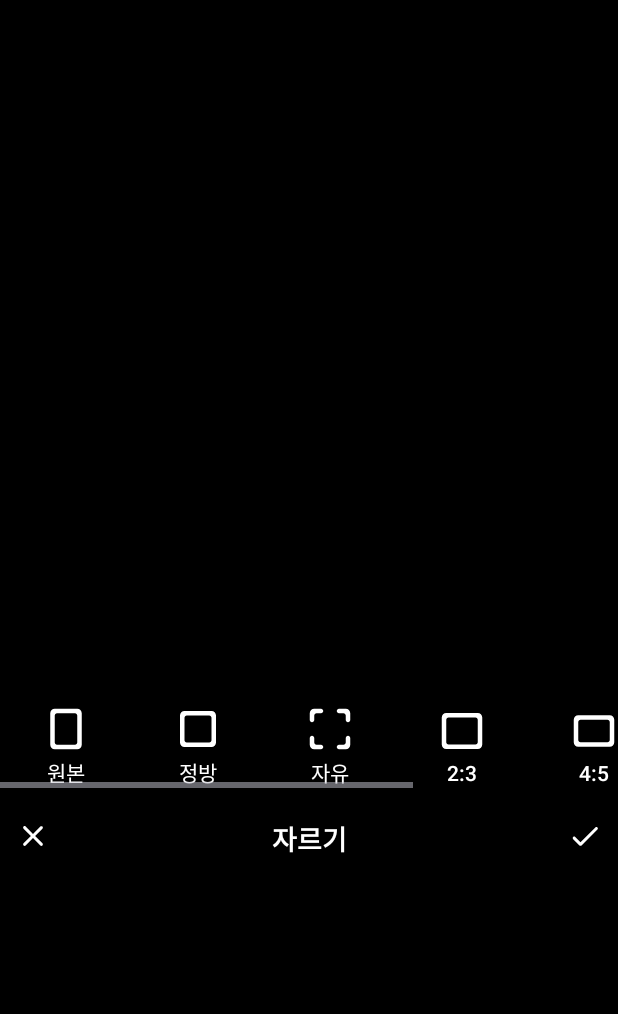
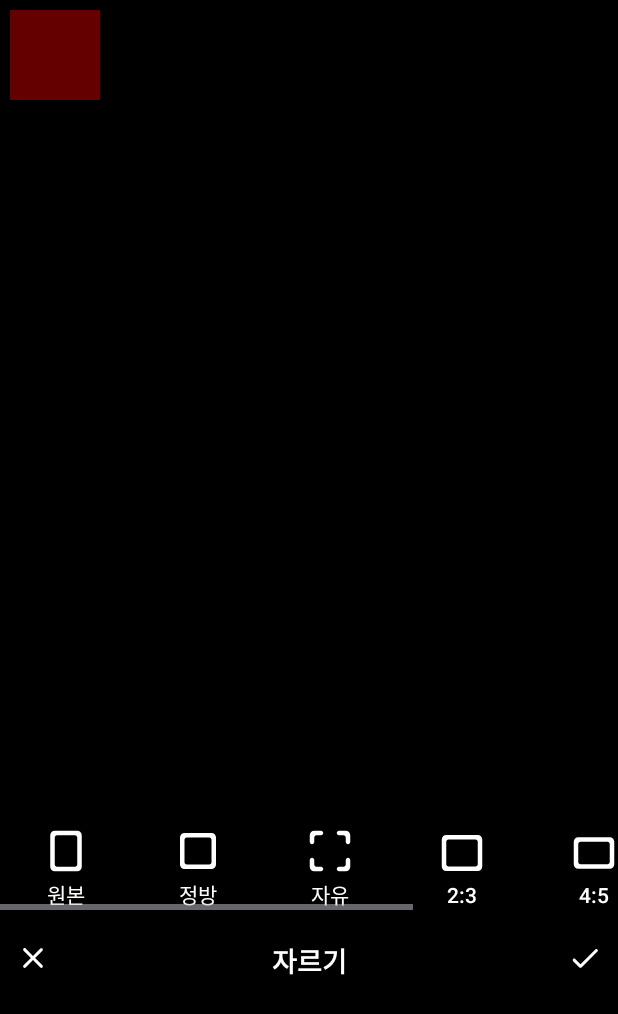
Before and after one commit to ilsoo1221/SwitchCamera, an Android app: the SC_ImageEditActivity screen opened directly, with no data from a screen before it, after a tap on "자르기", on a phone screen of 412 x 824 dp. Shown: the top 1014 px of the screen. Run offline under Robolectric (Android 15) with nearby library versions, the phone set to English and light mode, and no system bars; 2 statements that could not run were skipped.

Commit message:
2020.12.3

```diff
--- a/app/src/main/java/com/example/switchcamera/SCActivity/SC_ButtonFunction.java
+++ b/app/src/main/java/com/example/switchcamera/SCActivity/SC_ButtonFunction.java
@@ -1,6 +1,11 @@
 package com.example.switchcamera.SCActivity;
 
 import android.content.Context;
+import android.graphics.Bitmap;
+import android.graphics.Canvas;
+import android.graphics.Color;
+import android.graphics.Paint;
+import android.graphics.drawable.BitmapDrawable;
 import android.os.Bundle;
 import android.os.PersistableBundle;
 import android.view.Gravity;
@@ -10,9 +15,11 @@ import android.view.ViewGroup;
 import android.widget.Button;
 import android.widget.FrameLayout;
 import android.widget.ImageButton;
+import android.widget.ImageView;
 import android.widget.LinearLayout;
 
 import com.example.switchcamera.R;
+import com.example.switchcamera.SCActivity.SCcropFunction.SC_ROI;
 
 import androidx.annotation.Nullable;
 import androidx.appcompat.app.AppCompatActivity;
@@ -22,25 +29,88 @@ public class SC_ButtonFunction {
     private                 FrameLayout                 buttonGroup;
     private                 Button                      targetButton;
     private                 Context                     mContext;
+    private                 LayoutInflater              inflater;
+    private                 ImageView                   mImageView;
 
-    public SC_ButtonFunction(FrameLayout buttonGroup, Context mContext){
+    private                 Bitmap                      mBitmap;
+
+
+    public SC_ButtonFunction(FrameLayout buttonGroup, Context mContext, ImageView mImageView){
         this.buttonGroup = buttonGroup;
         this.mContext = mContext;
+        this.mImageView = mImageView;
+
+        inflater = (LayoutInflater) mContext.getSystemService(Context.LAYOUT_INFLATER_SERVICE);
     }
 
     public void changeButtonTarget(Button changedButton){
         this.targetButton = changedButton;
     }
+    public void setmBitmap(Bitmap bitmap){ this.mBitmap = bitmap; }
 
 
-    // 버튼 기능 구현
     public void cropButtonClick() {
+
+        View v = inflater.inflate(R.layout.sc_edit_crop, null);
+        commonButtonClick(v);
+
+        SC_ROI test = new SC_ROI(mContext, mImageView);
+
+
+
+    }
+
+
+    public void rotateButtonClick(){
+
+        View v = inflater.inflate(R.layout.sc_edit_rotate, null);
+        commonButtonClick(v);
+    }
+
+    public void filterButtonClick(){
+
+        View v = inflater.inflate(R.layout.sc_edit_filter, null);
+        commonButtonClick(v);
+
+        Button cannyFilterButton = v.findViewById(R.id.filter_canny);
+        cannyFilterButton.setOnClickListener(new View.OnClickListener(){
+
+            @Override
+            public void onClick(View view) {
+                CannyFilterClick(mBitmap);
+                mImageView.setImageBitmap(mBitmap);
+            }
+        });
+
+    }
+
+    public void tuneButtonClick(){
+
+        View v = inflater.inflate(R.layout.sc_edit_tune, null);
+        commonButtonClick(v);
+    }
+
+    public void backgroundButtonClick(){
+
+        View v = inflater.inflate(R.layout.sc_edit_background, null);
+        commonButtonClick(v);
+    }
+
+
+    public void CannyFilterClick(Bitmap bitmap){
+        if(bitmap != null)
+            CannyFilterClickWithOpenCV(bitmap);
+
+    }
+
+
+
+
+    // 편집 스타일의 공통 기능인 닫기, 완료 기능 구현
+    public void commonButtonClick(View v){
 
         View menu = buttonGroup.getChildAt(0);
         menu.setVisibility(View.INVISIBLE);
-
-        LayoutInflater inflater
-                = (LayoutInflater) mContext.getSystemService(Context.LAYOUT_INFLATER_SERVICE);
 
         LinearLayout.LayoutParams params = new LinearLayout.LayoutParams(
                 ViewGroup.LayoutParams.MATCH_PARENT,
@@ -48,10 +118,8 @@ public class SC_ButtonFunction {
         );
         params.gravity = Gravity.BOTTOM;
 
-        View v = inflater.inflate(R.layout.sc_edit_crop, null);
+
         v.setLayoutParams(params);
-
-        // 여기에 버튼에 대한 모든 기능을 구현한 클래스를 만들 것. 임시로 닫는 버튼만 만들어서 테스트
 
         ImageButton close = v.findViewById(R.id.edit_crop_close);
         ImageButton done = v.findViewById(R.id.edit_crop_done);
@@ -67,9 +135,22 @@ public class SC_ButtonFunction {
         buttonGroup.addView(v);
     }
 
+
+
     public void GrayFilterClick(){
 
     }
 
+    //20201203필터 부분 작업 오후 2시 시작
+    //혹시나 작동안될시 주석처리
+    public native Bitmap GrayFilterClickWithOpenCL(Bitmap bitmap);//여기서 비트맵은 우리가 사진을 찍었을 때 찍힌 비트맵을  OpenCLDriver.c로 넘겨주려 한다.
+    //연산을 마치면 해당 비트맵을 받아온다.
+    public native Bitmap BlurFilterClickWithOpenCL(Bitmap bitmap);//여기서 비트맵은 우리가 사진을 찍었을 때 찍힌 비트맵을 OpenCLDriver.c로 넘겨주려 한다.
+    //연산을 마치면 해당 비트맵을 받아온다.
+    public native void CannyFilterClickWithOpenCV(Bitmap bitmap);//여기서 비트맵은 우리가 사진을 찍었을 때 찍힌 비트맵을 OpenCV연산을 하기 위해
+    //native-lib.cpp로 보내준다 받는 형태는 void
+
+
+
 
 }
--- a/app/src/main/java/com/example/switchcamera/SCActivity/SC_ImageEditActivity.java
+++ b/app/src/main/java/com/example/switchcamera/SCActivity/SC_ImageEditActivity.java
@@ -3,6 +3,9 @@ package com.example.switchcamera.SCActivity;
 import android.content.Context;
 import android.content.Intent;
 import android.graphics.Bitmap;
+import android.graphics.Canvas;
+import android.graphics.Color;
+import android.graphics.Paint;
 import android.graphics.drawable.BitmapDrawable;
 import android.os.Bundle;
 import android.os.PersistableBundle;
@@ -30,8 +33,11 @@ public class SC_ImageEditActivity extends AppCompatActivity {
     private ImageView sc_edit_imageView;
     private FrameLayout buttonGroup;
 
-    private Button cropButton;
+    private Button cropButton, filterButton;
     private SC_ButtonFunction buttonFunction;
+
+
+    private                 ImageView                   testView;
 
 
 
@@ -42,16 +48,29 @@ public class SC_ImageEditActivity extends AppCompatActivity {
         super.onCreate(savedInstanceState);
         setContentView(R.layout.sc_edit_activity);
 
-
-
         sc_edit_imageView = findViewById(R.id.sc_edit_imageview);
         buttonGroup = findViewById(R.id.sc_edit_buttongroup);
 
-        buttonFunction = new SC_ButtonFunction(buttonGroup, getApplicationContext());
+        buttonFunction = new SC_ButtonFunction(buttonGroup, getApplicationContext(), sc_edit_imageView);
 
         cropButton = (Button) findViewById(R.id.edit_crop);
+        filterButton = findViewById(R.id.edit_filter);
 
         setButtonsClickListener();
+
+
+        Bitmap bitmap = Bitmap.createBitmap(SC_MainActivity.ImageWidth, SC_MainActivity.ImageHeight, Bitmap.Config.ARGB_8888);
+        Canvas canvas = new Canvas(bitmap);
+        canvas.drawColor(0);
+
+        Paint paint = new Paint();
+        paint.setColor(Color.RED);
+        paint.setAlpha(100);
+        canvas.drawRect(10, 10, 100, 100, paint);
+
+
+        testView = findViewById(R.id.sc_edit_canvas);
+        testView.setImageBitmap(bitmap);
     }
 
 
@@ -65,6 +84,14 @@ public class SC_ImageEditActivity extends AppCompatActivity {
             }
         });
 
+        filterButton.setOnClickListener(new View.OnClickListener(){
+
+            @Override
+            public void onClick(View view) {
+                System.out.println("filter click");
+                buttonFunction.filterButtonClick();
+            }
+        });
 
 
 
@@ -76,9 +103,6 @@ public class SC_ImageEditActivity extends AppCompatActivity {
     protected void onStart() {
         super.onStart();
 
-
-        System.out.println(SC_MainActivity.ImageWidth + ", " + SC_MainActivity.ImageHeight);
-
         Intent intent = getIntent();
         if(intent.getStringExtra("from").equals("gallery")) {
             Bitmap bitmap = null;
@@ -89,8 +113,8 @@ public class SC_ImageEditActivity extends AppCompatActivity {
                                 SC_MainActivity.galleryUri
                 );
                 resultBitmap = resizeBitmapImage(bitmap, SC_MainActivity.ImageWidth, SC_MainActivity.ImageHeight);
+                buttonFunction.setmBitmap(resultBitmap);
                 sc_edit_imageView.setImageBitmap(resultBitmap);
-                System.out.println("result : " + resultBitmap.getWidth() + " , " + resultBitmap.getHeight());
 
             } catch (IOException e) {
                 e.printStackTrace();
@@ -99,8 +123,8 @@ public class SC_ImageEditActivity extends AppCompatActivity {
         else if(intent.getStringExtra("from").equals("camera")) {
             Bitmap resultBitmap
                     = resizeBitmapImage(SC_MainActivity.capturedBitmap, SC_MainActivity.ImageWidth, SC_MainActivity.ImageHeight);
+            buttonFunction.setmBitmap(resultBitmap);
             sc_edit_imageView.setImageBitmap(resultBitmap);
-            System.out.println("result : " + resultBitmap.getWidth() + " , " + resultBitmap.getHeight());
         }
     }
 
--- /dev/null
+++ b/app/src/main/java/com/example/switchcamera/SCActivity/SCcropFunction/SC_ROI.java
@@ -0,0 +1,53 @@
+package com.example.switchcamera.SCActivity.SCcropFunction;
+
+import android.content.Context;
+import android.graphics.Canvas;
+import android.graphics.Color;
+import android.graphics.Paint;
+import android.view.View;
+import android.widget.ImageView;
+
+public class SC_ROI extends View {
+
+    private                 Context                 mContext;
+    private                 ImageView               mImageView;
+
+
+    private                 int                     LTx, LTy, RBx, RBy;
+
+
+    private                 Canvas                  canvas;
+    private                 Paint                   region;
+
+    public SC_ROI(Context mContext, ImageView mImageView){
+        super(mContext);
+        this.mContext = mContext;
+        this.mImageView = mImageView;
+
+        init();
+
+    }
+
+    @Override
+    protected void onDraw(Canvas canvas) {
+        super.onDraw(canvas);
+
+    }
+
+    private void init(){
+
+        int cWidth = mImageView.getWidth();
+        int cHeight = mImageView.getHeight();
+
+
+
+
+        region = new Paint();
+        region.setColor(Color.BLUE);
+        region.setAlpha(100);
+    }
+
+    public void drawRoi(){
+
+    }
+}
--- /dev/null
+++ b/app/src/main/res/drawable/round_crop_rotate_24.xml
@@ -0,0 +1,9 @@
+<vector xmlns:android="http://schemas.android.com/apk/res/android"
+    android:width="36dp"
+    android:height="36dp"
+    android:viewportWidth="24"
+    android:viewportHeight="24">
+  <path
+      android:fillColor="@android:color/white"
+      android:pathData="M16,9v5h2L18,8c0,-1.1 -0.9,-2 -2,-2h-6v2h5c0.55,0 1,0.45 1,1zM19,16L9,16c-0.55,0 -1,-0.45 -1,-1L8,5c0,-0.55 -0.45,-1 -1,-1s-1,0.45 -1,1v1L5,6c-0.55,0 -1,0.45 -1,1s0.45,1 1,1h1v8c0,1.1 0.9,2 2,2h8v1c0,0.55 0.45,1 1,1s1,-0.45 1,-1v-1h1c0.55,0 1,-0.45 1,-1s-0.45,-1 -1,-1zM17.66,1.4C15.99,0.51 13.83,-0.11 11.39,0.04l3.81,3.81 1.33,-1.33c3.09,1.46 5.34,4.37 5.89,7.86 0.06,0.41 0.44,0.69 0.86,0.62 0.41,-0.06 0.69,-0.45 0.62,-0.86 -0.6,-3.8 -2.96,-7 -6.24,-8.74zM7.47,21.49c-3.09,-1.46 -5.34,-4.37 -5.89,-7.86 -0.06,-0.41 -0.44,-0.69 -0.86,-0.62 -0.41,0.06 -0.69,0.45 -0.62,0.86 0.6,3.81 2.96,7.01 6.24,8.75 1.67,0.89 3.83,1.51 6.27,1.36L8.8,20.16l-1.33,1.33z"/>
+</vector>
--- a/app/src/main/res/layout/sc_edit_activity.xml
+++ b/app/src/main/res/layout/sc_edit_activity.xml
@@ -14,17 +14,28 @@
         app:layout_constraintStart_toStartOf="parent"
         app:layout_constraintTop_toTopOf="parent">
 
-        <ImageView
-            android:id="@+id/sc_edit_imageview"
-            android:layout_width="wrap_content"
-            android:layout_height="wrap_content"
-            android:layout_weight="10"
-            tools:srcCompat="@tools:sample/avatars" />
+        <FrameLayout
+            android:layout_width="match_parent"
+            android:layout_height="0dp"
+            android:layout_weight="10">
+
+            <ImageView
+                android:id="@+id/sc_edit_imageview"
+                android:layout_width="wrap_content"
+                android:layout_height="wrap_content"
+                tools:srcCompat="@tools:sample/avatars" />
+
+            <ImageView
+                android:id="@+id/sc_edit_canvas"
+                android:layout_width="wrap_content"
+                android:layout_height="wrap_content"
+                tools:srcCompat="@tools:sample/avatars" />
+        </FrameLayout>
 
         <FrameLayout
             android:id="@+id/sc_edit_buttongroup"
             android:layout_width="match_parent"
-            android:layout_height="wrap_content"
+            android:layout_height="0dp"
             android:layout_weight="5">
 
             <HorizontalScrollView
@@ -46,6 +57,16 @@
                         android:background="@android:color/transparent"
                         android:drawableTop="@drawable/round_crop_24"
                         android:text="자르기"
+                        android:textColor="@color/white"
+                        android:textStyle="bold" />
+
+                    <Button
+                        android:id="@+id/edit_backgroun_test"
+                        android:layout_width="wrap_content"
+                        android:layout_height="wrap_content"
+                        android:background="@android:color/transparent"
+                        android:drawableTop="@drawable/round_crop_rotate_24"
+                        android:text="회전"
                         android:textColor="@color/white"
                         android:textStyle="bold" />
 
@@ -79,16 +100,6 @@
                         android:textColor="@color/white"
                         android:textStyle="bold" />
 
-                    <Button
-                        android:id="@+id/edit_backgroun_test"
-                        android:layout_width="wrap_content"
-                        android:layout_height="wrap_content"
-                        android:background="@android:color/transparent"
-                        android:drawableTop="@drawable/round_tune_24"
-                        android:text="스크롤테스"
-                        android:textColor="@color/white"
-                        android:textStyle="bold" />
-
 
                 </LinearLayout>
             </HorizontalScrollView>
--- /dev/null
+++ b/app/src/main/res/layout/sc_edit_background.xml
@@ -0,0 +1,6 @@
+<?xml version="1.0" encoding="utf-8"?>
+<androidx.constraintlayout.widget.ConstraintLayout
+    xmlns:android="http://schemas.android.com/apk/res/android" android:layout_width="match_parent"
+    android:layout_height="match_parent">
+
+</androidx.constraintlayout.widget.ConstraintLayout>
```
Also changed, not shown: app/src/main/res/drawable/round_brightness_4_24.xml (added, +9 -0 lines), app/src/main/res/drawable/round_brightness_medium_24.xml (added, +9 -0 lines), app/src/main/res/drawable/round_colorize_24.xml (added, +9 -0 lines), app/src/main/res/drawable/round_gradient_24.xml (added, +9 -0 lines), app/src/main/res/drawable/round_invert_colors_24.xml (added, +9 -0 lines), app/src/main/res/drawable/round_opacity_24.xml (added, +9 -0 lines), app/src/main/res/drawable/round_panorama_fish_eye_24.xml (added, +9 -0 lines), app/src/main/res/layout/sc_edit_filter.xml (added, +80 -0 lines), app/src/main/res/layout/sc_edit_rotate.xml (added, +78 -0 lines), app/src/main/res/layout/sc_edit_tune.xml (added, +112 -0 lines).
